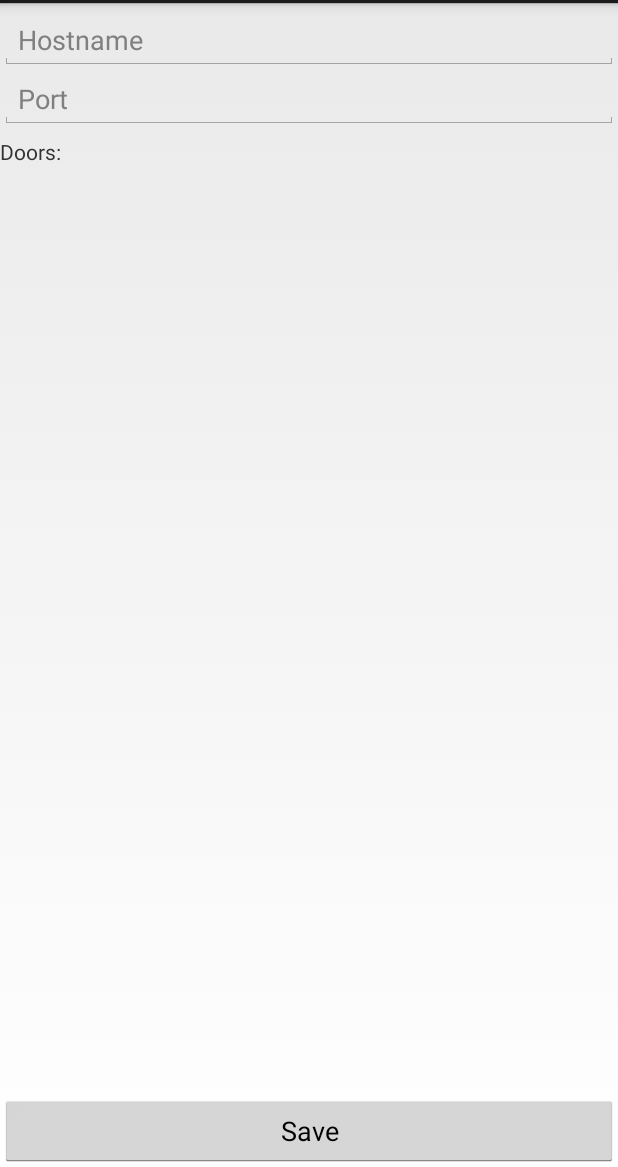
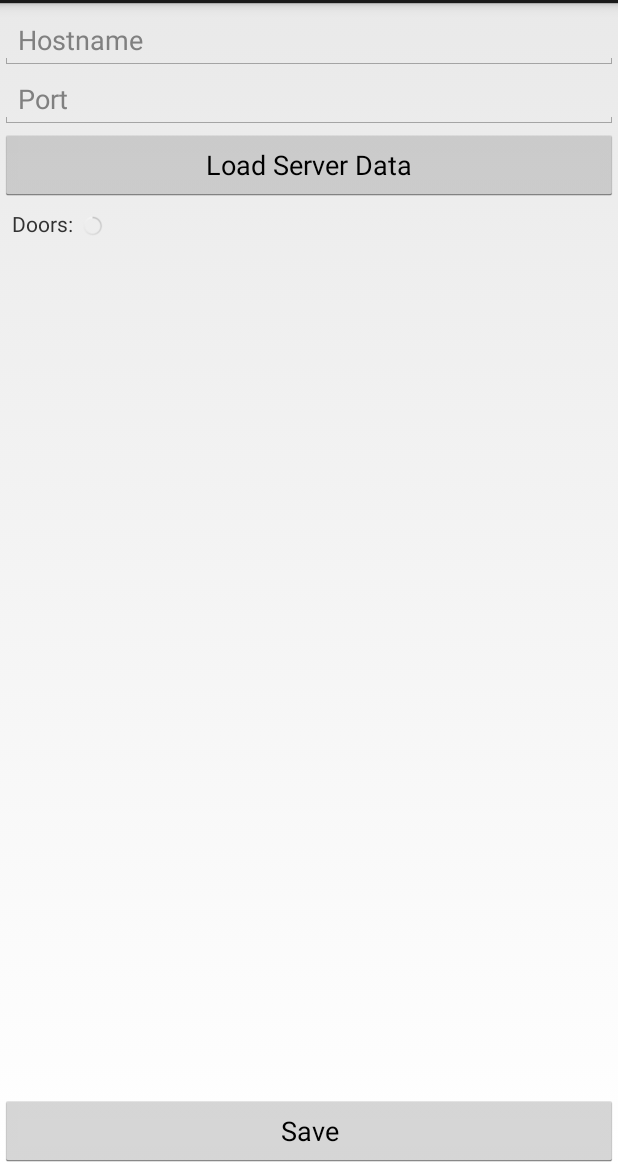
Before and after one commit to kylekewley/GarageDoorOpener, an Android app: the layout activity_server_form.xml on its own in the app's theme, with its tools: preview values and no code run, on a phone screen of 412 x 824 dp, the part 69-1236 px from its top. Run offline under Robolectric (Android 15) with nearby library versions, the phone set to English and light mode, and no system bars.

```diff
--- a/app/src/main/res/layout/activity_server_form.xml
+++ b/app/src/main/res/layout/activity_server_form.xml
@@ -40,10 +40,9 @@
 
                 <Button
                     android:layout_width="match_parent"
-                    android:layout_height="0dp"
+                    android:layout_height="wrap_content"
                     android:text="@string/get_server_data_button"
-                    android:id="@+id/server_get"
-                    android:layout_weight="0" />
+                    android:id="@+id/server_get" />
             </LinearLayout>
 
             <LinearLayout
@@ -53,12 +52,28 @@
                 android:layout_gravity="center_horizontal"
                 android:id="@+id/server_door_layout"
                 android:layout_weight="1"
-                android:layout_marginTop="5dp">
+                android:layout_marginTop="5dp"
+                android:layout_marginLeft="5dp">
 
-                <TextView
-                    android:layout_width="wrap_content"
-                    android:layout_height="wrap_content"
-                    android:text="@string/doors_string" />
+                <LinearLayout
+                    android:orientation="horizontal"
+                    android:layout_width="match_parent"
+                    android:layout_height="wrap_content">
+
+                    <TextView
+                        android:layout_width="wrap_content"
+                        android:layout_height="wrap_content"
+                        android:text="@string/doors_string"
+                        android:layout_marginRight="5dp" />
+
+                    <ProgressBar
+                        style="?android:attr/progressBarStyleSmall"
+                        android:layout_width="wrap_content"
+                        android:layout_height="wrap_content"
+                        android:id="@+id/server_door_progress"
+                        android:layout_gravity="bottom" />
+                </LinearLayout>
+
             </LinearLayout>
 
         </LinearLayout>
```
